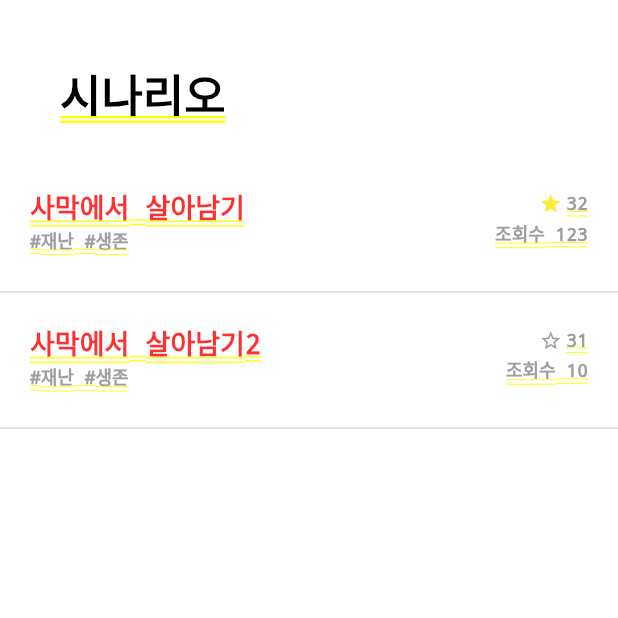
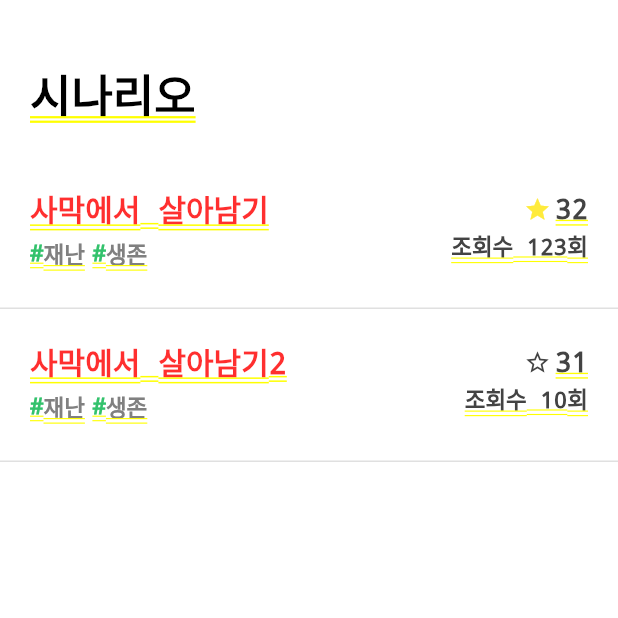
Before and after one commit to SoonyeolSystem/23_System_Architecture, a Flutter app: the ScenarioMainPage screen opened by its route, on a phone screen of 412 x 824 dp, the top half of it. Run offline on Flutter 3.47's test engine with Material 2 defaults, Android fonts, the phone set to English and light mode, and no system bars; our stand-ins replace dio, get, iconsax, logger, pretty_dio_logger.

Commit message:
update scenario_main_page

```diff
--- a/frontend/soonyeol_architecture/lib/pages/scenario/view/component/scenario_component.dart
+++ b/frontend/soonyeol_architecture/lib/pages/scenario/view/component/scenario_component.dart
@@ -25,11 +25,32 @@ class ScenarioComponent extends StatelessWidget {
                     crossAxisAlignment: CrossAxisAlignment.start,
                     children: [
                       Text("${model.scenarioname}",
-                          style: const TextStyle(fontSize: 18)),
-                      const SizedBox(width: 2),
-                      Text("#${model.genre![0]} #${model.genre![1]}",
-                          style: const TextStyle(
-                              fontSize: 12, color: Colors.grey)),
+                          style: const TextStyle(fontSize: 20)),
+                      const SizedBox(height: 4),
+                      Row(
+                        children: [
+                          for (int i = 0; i < model.genre!.length; i++)
+                            Row(
+                              children: [
+                                Text(
+                                  "#",
+                                  style: TextStyle(
+                                    fontSize: 15,
+                                    color: Color(0xFF33C26C),
+                                  ),
+                                ),
+                                Text(
+                                  "${model.genre![i]}",
+                                  style: const TextStyle(
+                                    fontSize: 15,
+                                    color: Color(0xFF808080),
+                                  ),
+                                ),
+                                SizedBox(width: 5)
+                              ],
+                            ),
+                        ],
+                      )
                     ]),
               ),
               const Spacer(),
@@ -42,17 +63,17 @@ class ScenarioComponent extends StatelessWidget {
                         Row(
                           children: [
                             SizedBox(height: 3),
-                            Icon(Icons.star, size: 15, color: Colors.yellow),
+                            Icon(Icons.star, size: 18, color: Colors.yellow),
                             SizedBox(width: 3),
                             Text("${model.bookmarkcount}",
                                 style: const TextStyle(
-                                    fontSize: 12, color: Colors.grey)),
+                                    fontSize: 18, color: Color(0xFF434343))),
                           ],
                         ),
                         const SizedBox(height: 3),
-                        Text("조회수 ${model.views}",
+                        Text("조회수 ${model.views}회",
                             style: const TextStyle(
-                                fontSize: 12, color: Colors.grey)),
+                                fontSize: 15, color: Color(0xFF434343))),
                       ]),
                 ),
               if (model.isbookmark == false)
@@ -65,17 +86,17 @@ class ScenarioComponent extends StatelessWidget {
                           children: [
                             SizedBox(height: 3),
                             Icon(Icons.star_border,
-                                size: 15, color: Colors.grey),
+                                size: 18, color: Color(0xFF434343)),
                             SizedBox(width: 3),
                             Text("${model.bookmarkcount}",
                                 style: const TextStyle(
-                                    fontSize: 12, color: Colors.grey)),
+                                    fontSize: 18, color: Color(0xFF434343))),
                           ],
                         ),
                         const SizedBox(height: 3),
-                        Text("조회수 ${model.views}",
+                        Text("조회수 ${model.views}회",
                             style: const TextStyle(
-                                fontSize: 12, color: Colors.grey)),
+                                fontSize: 15, color: Color(0xFF434343))),
                       ]),
                 ),
             ],
--- a/frontend/soonyeol_architecture/lib/pages/scenario/view/scenario_main_view_page.dart
+++ b/frontend/soonyeol_architecture/lib/pages/scenario/view/scenario_main_view_page.dart
@@ -22,7 +22,7 @@ class ScenarioMainPage extends StatelessWidget {
               slivers: [
                 SliverToBoxAdapter(
                   child: Padding(
-                    padding: EdgeInsets.only(left: 40, top: 40),
+                    padding: EdgeInsets.only(left: 20, top: 40),
                     child: Row(
                       crossAxisAlignment: CrossAxisAlignment.start,
                       children: [
```
Also changed, not shown: frontend/soonyeol_architecture/lib/pages/scenario/view/component/scenario_choose_page.dart (deleted).
